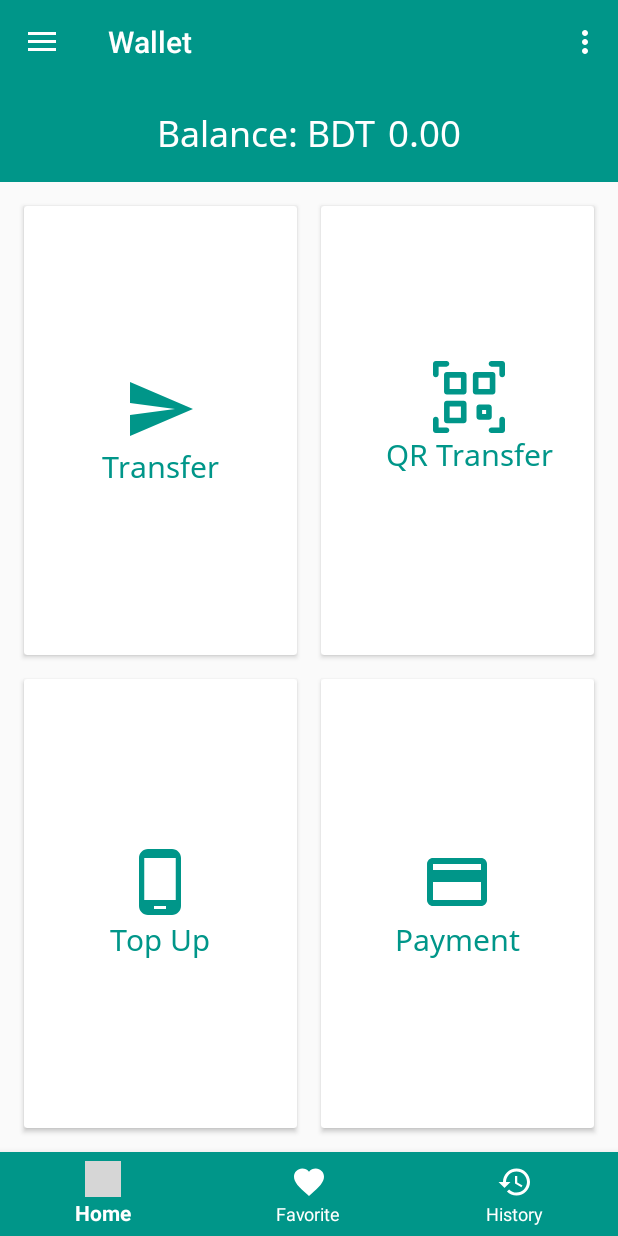
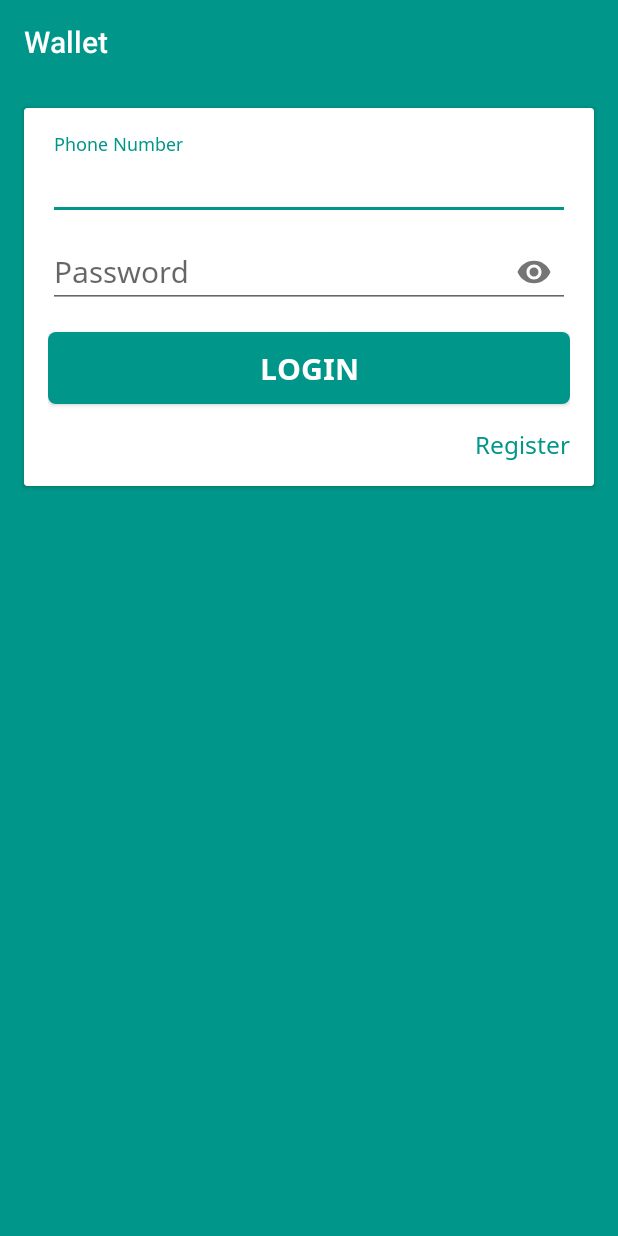
Before and after one commit to mknishad/wallet-android, an Android app: the screen it shows after launch (MainActivity before the commit, LoginActivity after it), in the options menu, after a tap on "Settings", on a phone screen of 412 x 824 dp. Run offline under Robolectric (Android 15) with nearby library versions, the phone set to English and light mode, and no system bars; our stand-ins replace ButterKnife; grey boxes are pictures that could not be loaded.

Commit message:
add and design LoginActivity

```diff
--- a/app/src/main/AndroidManifest.xml
+++ b/app/src/main/AndroidManifest.xml
@@ -12,6 +12,7 @@
         <activity
             android:name=".ui.activity.MainActivity"
             android:label="@string/app_name"
+            android:screenOrientation="portrait"
             android:theme="@style/AppTheme.NoActionBar">
             <intent-filter>
                 <action android:name="android.intent.action.MAIN" />
@@ -20,6 +21,9 @@
                 <category android:name="android.intent.category.LAUNCHER" />
             </intent-filter>
         </activity>
+        <activity android:name=".ui.activity.LoginActivity"
+            android:theme="@style/AppTheme.NoActionBar"
+            android:screenOrientation="portrait"/>
     </application>
 
 </manifest>
--- /dev/null
+++ b/app/src/main/java/com/wallet/ui/activity/LoginActivity.java
@@ -0,0 +1,66 @@
+package com.wallet.ui.activity;
+
+import android.content.Intent;
+import android.os.Bundle;
+import android.util.Log;
+import android.view.View;
+import android.widget.Button;
+import android.widget.TextView;
+
+import com.google.android.material.textfield.TextInputLayout;
+import com.wallet.R;
+
+import androidx.appcompat.app.AppCompatActivity;
+import androidx.appcompat.widget.Toolbar;
+import butterknife.BindView;
+import butterknife.ButterKnife;
+import butterknife.OnClick;
+
+public class LoginActivity extends AppCompatActivity {
+
+    @BindView(R.id.toolbar)
+    Toolbar toolbar;
+    @BindView(R.id.phoneNumberWrapper)
+    TextInputLayout phoneNumberWrapper;
+    @BindView(R.id.passwordWrapper)
+    TextInputLayout passwordWrapper;
+    @BindView(R.id.loginButton)
+    Button loginButton;
+    @BindView(R.id.registerTextView)
+    TextView registerTextView;
+
+    private static final String TAG = "LoginActivity";
+
+    private String phoneNumber;
+    private String password;
+
+    @Override
+    protected void onCreate(Bundle savedInstanceState) {
+        super.onCreate(savedInstanceState);
+        setContentView(R.layout.activity_login);
+        ButterKnife.bind(this);
+
+        initViews();
+    }
+
+    private void initViews() {
+        Toolbar toolbar = (Toolbar) findViewById(R.id.toolbar);
+        setSupportActionBar(toolbar);
+        getSupportActionBar().setTitle(R.string.app_name);
+    }
+
+    @OnClick({R.id.loginButton, R.id.registerTextView})
+    public void onViewClicked(View view) {
+        switch (view.getId()) {
+            case R.id.loginButton:
+                phoneNumber = phoneNumberWrapper.getEditText().getText().toString().trim();
+                password = passwordWrapper.getEditText().getText().toString().trim();
+                Log.d(TAG, "onViewClicked: phoneNumber = " + phoneNumber + " passowrd = " + password);
+                startActivity(new Intent(this, MainActivity.class));
+                finishAffinity();
+                break;
+            case R.id.registerTextView:
+                break;
+        }
+    }
+}
--- a/app/src/main/java/com/wallet/ui/activity/MainActivity.java
+++ b/app/src/main/java/com/wallet/ui/activity/MainActivity.java
@@ -1,5 +1,6 @@
 package com.wallet.ui.activity;
 
+import android.content.Intent;
 import android.os.Bundle;
 import android.os.Handler;
 import android.view.Menu;
@@ -103,6 +104,7 @@ public class MainActivity extends AppCompatActivity
 
         //noinspection SimplifiableIfStatement
         if (id == R.id.action_settings) {
+            startActivity(new Intent(this, LoginActivity.class));
             return true;
         }
 
--- /dev/null
+++ b/app/src/main/res/drawable/bg_button.xml
@@ -0,0 +1,11 @@
+<?xml version="1.0" encoding="utf-8"?>
+<layer-list xmlns:android="http://schemas.android.com/apk/res/android">
+
+    <item>
+        <shape android:shape="rectangle">
+            <solid android:color="@color/colorPrimary" />
+            <corners android:radius="5dp" />
+        </shape>
+    </item>
+
+</layer-list>
--- /dev/null
+++ b/app/src/main/res/layout/activity_login.xml
@@ -0,0 +1,101 @@
+<?xml version="1.0" encoding="utf-8"?>
+<androidx.constraintlayout.widget.ConstraintLayout xmlns:android="http://schemas.android.com/apk/res/android"
+    xmlns:app="http://schemas.android.com/apk/res-auto"
+    xmlns:tools="http://schemas.android.com/tools"
+    android:layout_width="match_parent"
+    android:layout_height="match_parent"
+    android:background="@color/colorPrimary"
+    tools:context=".ui.activity.LoginActivity">
+
+    <com.google.android.material.appbar.AppBarLayout
+        android:layout_width="match_parent"
+        android:layout_height="wrap_content"
+        app:elevation="0dp"
+        android:id="@+id/toolbarLayout"
+        android:theme="@style/AppTheme.AppBarOverlay">
+
+        <androidx.appcompat.widget.Toolbar
+            android:id="@+id/toolbar"
+            android:layout_width="match_parent"
+            android:layout_height="?attr/actionBarSize"
+            android:background="?attr/colorPrimary"
+            app:popupTheme="@style/AppTheme.PopupOverlay" />
+
+    </com.google.android.material.appbar.AppBarLayout>
+
+    <androidx.cardview.widget.CardView
+        android:layout_width="match_parent"
+        android:layout_height="wrap_content"
+        android:layout_marginStart="16dp"
+        android:layout_marginTop="16dp"
+        android:layout_marginEnd="16dp"
+        app:layout_constraintEnd_toEndOf="parent"
+        app:layout_constraintStart_toStartOf="parent"
+        app:layout_constraintTop_toBottomOf="@id/toolbarLayout">
+
+        <LinearLayout
+            android:padding="16dp"
+            android:layout_width="match_parent"
+            android:layout_height="wrap_content"
+            android:orientation="vertical">
+
+            <com.google.android.material.textfield.TextInputLayout
+                android:id="@+id/phoneNumberWrapper"
+                android:layout_width="match_parent"
+                android:layout_height="wrap_content">
+
+                <com.google.android.material.textfield.TextInputEditText
+                    android:inputType="phone"
+                    android:textSize="20sp"
+                    android:fontFamily="@font/noto_sans_regular"
+                    android:hint="@string/phone_number"
+                    android:layout_width="match_parent"
+                    android:layout_height="wrap_content" />
+            </com.google.android.material.textfield.TextInputLayout>
+
+            <com.google.android.material.textfield.TextInputLayout
+                android:id="@+id/passwordWrapper"
+                app:passwordToggleEnabled="true"
+                android:layout_width="match_parent"
+                android:layout_height="wrap_content">
+
+                <com.google.android.material.textfield.TextInputEditText
+                    android:inputType="textPassword"
+                    android:textSize="20sp"
+                    android:fontFamily="@font/noto_sans_regular"
+                    android:hint="@string/password"
+                    android:layout_width="match_parent"
+                    android:layout_height="wrap_content" />
+            </com.google.android.material.textfield.TextInputLayout>
+
+            <Button
+                android:id="@+id/loginButton"
+                android:layout_marginTop="16dp"
+                android:background="@drawable/bg_button"
+                android:text="@string/login"
+                android:textSize="20sp"
+                android:foreground="?android:attr/selectableItemBackground"
+                android:clickable="true"
+                android:focusable="true"
+                android:textColor="@android:color/white"
+                android:fontFamily="@font/noto_sans_bold"
+                android:layout_width="match_parent"
+                android:layout_height="wrap_content" />
+
+            <TextView
+                android:id="@+id/registerTextView"
+                android:text="@string/register"
+                android:fontFamily="@font/noto_sans_regular"
+                android:textColor="@color/colorPrimary"
+                android:textSize="16sp"
+                android:foreground="?android:attr/selectableItemBackground"
+                android:clickable="true"
+                android:focusable="true"
+                android:layout_marginTop="16dp"
+                android:layout_gravity="end"
+                android:layout_width="wrap_content"
+                android:layout_height="wrap_content" />
+        </LinearLayout>
+    </androidx.cardview.widget.CardView>
+
+</androidx.constraintlayout.widget.ConstraintLayout>
--- a/app/src/main/res/values-v21/styles.xml
+++ b/app/src/main/res/values-v21/styles.xml
@@ -3,6 +3,5 @@
     <style name="AppTheme.NoActionBar">
         <item name="windowActionBar">false</item>
         <item name="windowNoTitle">true</item>
-        <item name="android:statusBarColor">@android:color/transparent</item>
     </style>
 </resources>
--- a/app/src/main/res/values/strings.xml
+++ b/app/src/main/res/values/strings.xml
@@ -20,4 +20,8 @@
     <string name="history">History</string>
     <string name="balance_bdt">Balance: BDT</string>
     <string name="_0_00">0.00</string>
+    <string name="phone_number">Phone Number</string>
+    <string name="password">Password</string>
+    <string name="login">Login</string>
+    <string name="register">Register</string>
 </resources>
```
Also changed, not shown: app/src/main/res/layout/content_main.xml (line endings or trailing spaces).
